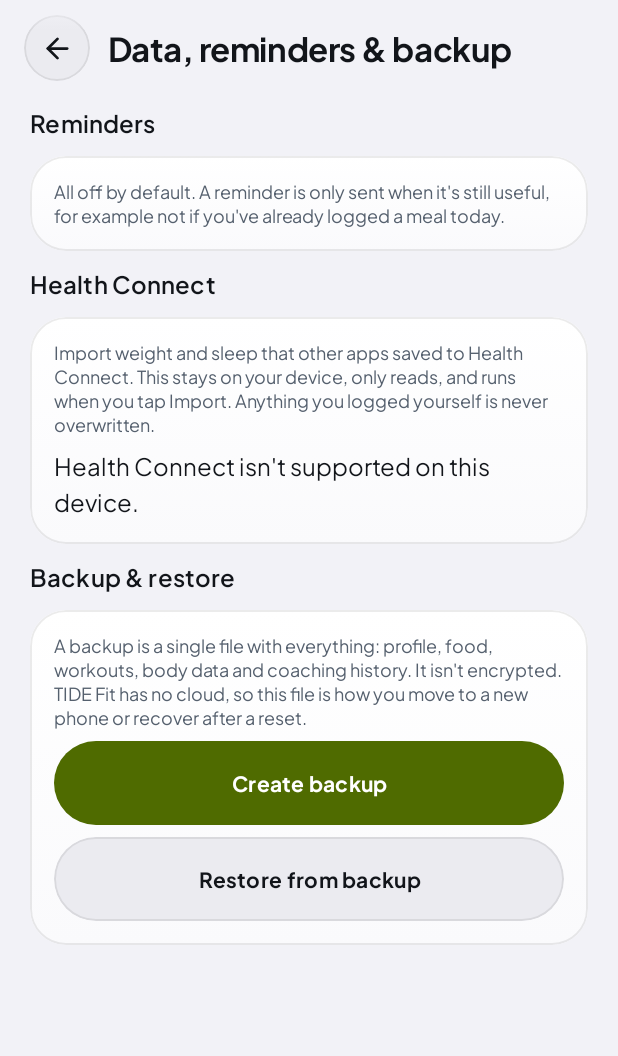
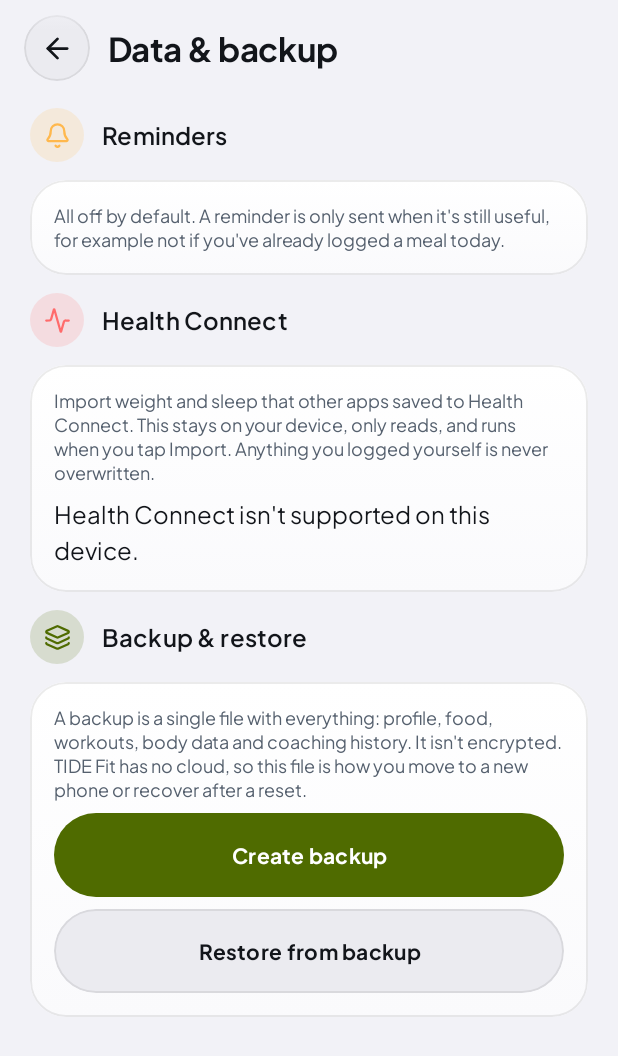
Before and after one commit to ipuppyyt/tide-fit, an Android app built with Jetpack Compose: the composable DataScreen shown on its own in the app's theme, on a phone screen of 412 x 824 dp. Shown: the top 1056 px of the screen. Run offline under Robolectric (Android 15) with nearby library versions, the phone set to English and light mode, and no system bars; our stand-ins replace Dagger/Hilt's generated code, Room's generated code; libraries missing offline, so code that uses them is left out: androidx.health.connect; 3 statements that could not run were skipped.

Commit message:
UI audit fixes: Edit profile top bar, one-line action buttons, icon empty states, Data screen headers, theme preview tiles, readable disabled buttons

```diff
--- a/app/src/main/java/com/artishorizon/tidefit/core/designsystem/components/Components.kt
+++ b/app/src/main/java/com/artishorizon/tidefit/core/designsystem/components/Components.kt
@@ -118,12 +118,12 @@ private fun PillButton(
             .clip(Radii.pill)
             .background(container.copy(alpha = container.alpha * alpha))
             .let { if (borderColor != null) it.border(Sizes.borderThin, borderColor, Radii.pill) else it }
-            .padding(horizontal = Spacing.xl),
+            .padding(horizontal = 14.dp),
         contentAlignment = Alignment.Center
     ) {
         Text(
             text, style = MaterialTheme.typography.labelLarge.copy(fontWeight = FontWeight.Bold),
-            color = contentColor.copy(alpha = alpha), textAlign = TextAlign.Center
+            color = contentColor.copy(alpha = if (enabled) 1f else 0.6f), textAlign = TextAlign.Center, maxLines = 1
         )
     }
 }
@@ -339,7 +339,8 @@ fun EmptyState(
         horizontalAlignment = Alignment.CenterHorizontally,
         verticalArrangement = Arrangement.spacedBy(Spacing.sm)
     ) {
-        Icon(icon, contentDescription = null, tint = MaterialTheme.colorScheme.onSurfaceVariant, modifier = Modifier.size(40.dp))
+        IconBadge(icon, MaterialTheme.colorScheme.primary, size = 76.dp)
+        Spacer(Modifier.height(Spacing.xs))
         Text(title, style = MaterialTheme.typography.titleMedium, textAlign = TextAlign.Center)
         Text(message, style = MaterialTheme.typography.bodyMedium, color = MaterialTheme.colorScheme.onSurfaceVariant, textAlign = TextAlign.Center)
         if (actionLabel != null && onAction != null) {
--- a/app/src/main/java/com/artishorizon/tidefit/feature/settings/DataScreen.kt
+++ b/app/src/main/java/com/artishorizon/tidefit/feature/settings/DataScreen.kt
@@ -15,6 +15,7 @@ import com.artishorizon.tidefit.core.designsystem.components.AlertDialog
 import androidx.compose.material3.ExperimentalMaterial3Api
 import androidx.compose.material3.MaterialTheme
 import androidx.compose.material3.Scaffold
+import androidx.compose.ui.unit.dp
 import com.artishorizon.tidefit.core.designsystem.components.Switch
 import androidx.compose.material3.Text
 import com.artishorizon.tidefit.core.designsystem.components.TextButton
@@ -150,7 +151,7 @@ fun DataScreen(onBack: () -> Unit, vm: DataViewModel = hiltViewModel()) {
     val createDoc = rememberLauncherForActivityResult(ActivityResultContracts.CreateDocument("application/octet-stream")) { uri -> uri?.let(vm::createBackup) }
     val openDoc = rememberLauncherForActivityResult(ActivityResultContracts.OpenDocument()) { uri -> pendingRestore = uri }
 
-    Scaffold(topBar = { FitTopBar("Data, reminders & backup", onBack) }) { padding ->
+    Scaffold(topBar = { FitTopBar("Data & backup", onBack) }) { padding ->
         Column(
             Modifier.fillMaxSize().padding(padding).verticalScroll(rememberScrollState())
                 .padding(horizontal = Spacing.screenHorizontal, vertical = Spacing.sm),
@@ -159,7 +160,7 @@ fun DataScreen(onBack: () -> Unit, vm: DataViewModel = hiltViewModel()) {
             state.message?.let { Text(it, color = MaterialTheme.colorScheme.primary) }
             state.error?.let { Text(it, color = MaterialTheme.colorScheme.error) }
 
-            SectionHeader("Reminders")
+            IconHeader("bell", "Reminders", androidx.compose.ui.graphics.Color(0xFFFFB84D))
             FitCard {
                 Column(verticalArrangement = Arrangement.spacedBy(Spacing.md)) {
                     Text(
@@ -188,7 +189,7 @@ fun DataScreen(onBack: () -> Unit, vm: DataViewModel = hiltViewModel()) {
                 }
             }
 
-            SectionHeader("Health Connect")
+            IconHeader("activity", "Health Connect", androidx.compose.ui.graphics.Color(0xFFFF6B6B))
             FitCard {
                 Column(verticalArrangement = Arrangement.spacedBy(Spacing.sm)) {
                     Text(
@@ -207,7 +208,7 @@ fun DataScreen(onBack: () -> Unit, vm: DataViewModel = hiltViewModel()) {
                 }
             }
 
-            SectionHeader("Backup & restore")
+            IconHeader("layers", "Backup & restore", MaterialTheme.colorScheme.primary)
             FitCard {
                 Column(verticalArrangement = Arrangement.spacedBy(Spacing.sm)) {
                     Text(
@@ -248,3 +249,11 @@ fun DataScreen(onBack: () -> Unit, vm: DataViewModel = hiltViewModel()) {
         )
     }
 }
+
+@Composable
+private fun IconHeader(icon: String, title: String, tint: androidx.compose.ui.graphics.Color) {
+    Row(verticalAlignment = Alignment.CenterVertically, horizontalArrangement = Arrangement.spacedBy(Spacing.md)) {
+        com.artishorizon.tidefit.core.designsystem.components.IconBadge(com.artishorizon.tidefit.core.designsystem.components.lucide(icon), tint, size = 36.dp)
+        Text(title, style = MaterialTheme.typography.titleMedium)
+    }
+}
--- a/app/src/main/java/com/artishorizon/tidefit/feature/workouts/StatsScreen.kt
+++ b/app/src/main/java/com/artishorizon/tidefit/feature/workouts/StatsScreen.kt
@@ -104,7 +104,7 @@ fun StatsScreen(onBack: () -> Unit, vm: StatsViewModel = hiltViewModel()) {
             verticalArrangement = Arrangement.spacedBy(Spacing.lg)
         ) {
             if (state.totalWorkouts == 0) {
-                Text("Nothing to show yet. Finish a workout and your stats appear here.", color = MaterialTheme.colorScheme.onSurfaceVariant)
+                com.artishorizon.tidefit.core.designsystem.components.EmptyState(com.artishorizon.tidefit.core.designsystem.components.lucide("chart-no-axes-combined"), "No stats yet", "Finish a workout and your volume, sets and personal records appear here.")
                 return@Column
             }
             val thisWeek = state.weeks.lastOrNull()
```
Also changed, not shown: app/src/main/java/com/artishorizon/tidefit/feature/profile/ProfileScreens.kt (+2 -8 lines).
